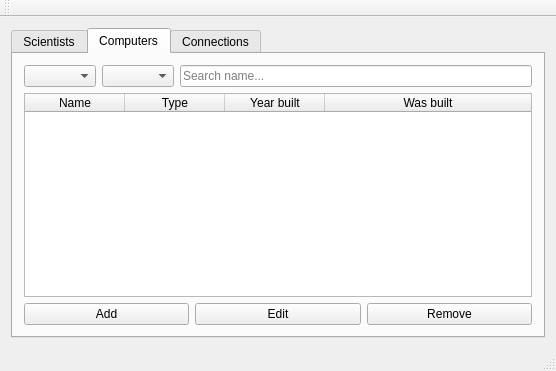
Druma/Verknam01_hopur35, file UI_Vika3/UI/mainwindow.ui: the form before one commit.
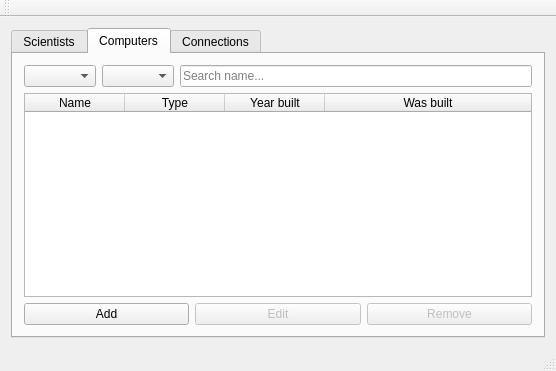
The form after the commit. The open tabs and pages were chosen to show the change.

The edit to the form file:
```diff
--- a/UI_Vika3/UI/mainwindow.ui
+++ b/UI_Vika3/UI/mainwindow.ui
@@ -222,6 +222,9 @@
             </item>
             <item>
              <widget class="QPushButton" name="button_edit_computer">
+              <property name="enabled">
+               <bool>false</bool>
+              </property>
               <property name="text">
                <string>Edit</string>
               </property>
@@ -230,7 +233,7 @@
             <item>
              <widget class="QPushButton" name="button_remove_computer">
               <property name="enabled">
-               <bool>true</bool>
+               <bool>false</bool>
               </property>
               <property name="text">
                <string>Remove</string>
```
Left out of the diff: 5 changed lines with no effect on the pictures.
